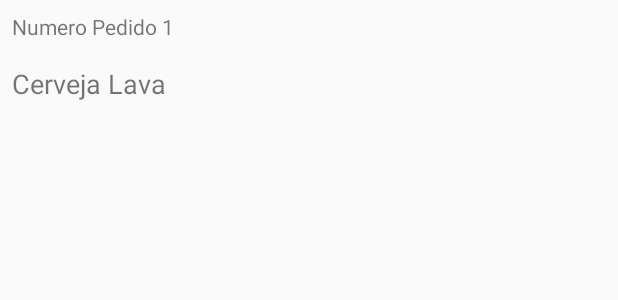
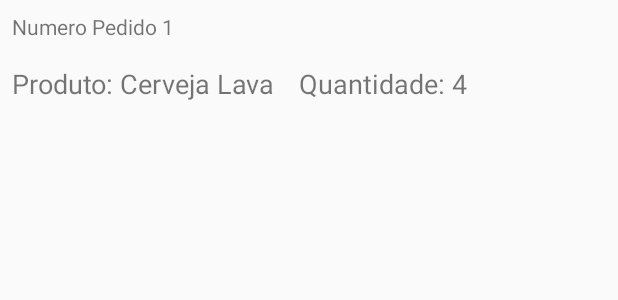
Before and after one commit to dieinimymaganha/SistemaPedidosAndroid, an Android app: the layout itens_pedidos_por_cliente.xml on its own in the app's theme, with its tools: preview values and no code run, on a phone screen of 412 x 824 dp. Shown: the top 300 px of the screen. Run offline under Robolectric (Android 15) with nearby library versions, the light colour scheme and no system bars.

Commit message:
Melhorando o visual dos pedidos dos clientes

```diff
--- a/app/src/main/res/layout/itens_pedidos_por_cliente.xml
+++ b/app/src/main/res/layout/itens_pedidos_por_cliente.xml
@@ -23,7 +23,16 @@
             android:layout_height="wrap_content"
             android:layout_margin="8dp"
             android:textSize="18dp"
-            tools:text="Cerveja Lava" />
+            tools:text="Produto: Cerveja Lava" />
+
+        <TextView
+            android:id="@+id/itens_pedido_cliente_quantidade"
+            android:layout_width="match_parent"
+            android:layout_height="wrap_content"
+            android:layout_margin="8dp"
+            android:textSize="18dp"
+            tools:text="Quantidade: 4" />
+
 
     </LinearLayout>
 
```
Also changed, not shown: app/src/main/java/com/example/sistemapedidosandroid/ui/activity/adapter/ListaPedidosPorClienteAdapter.java (+8 -5 lines).
